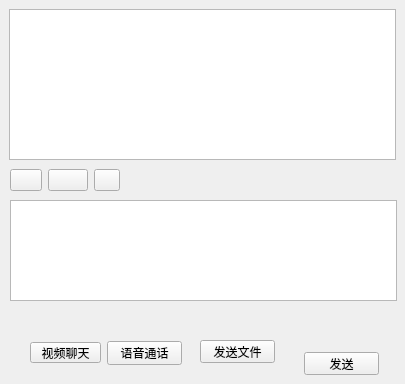
Old version of the form 小饼通信1.0/xiaoBcelin/chatdialog.ui in the repository LiuXiaoBinger/XBcannonball_depot001.
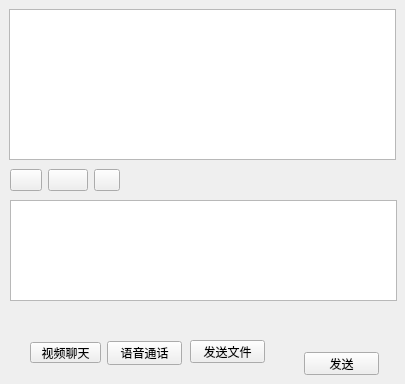
New version of the form. Icons and pictures are not drawn.

```diff
--- a/小饼通信1.0/xiaoBcelin/chatdialog.ui
+++ b/小饼通信1.0/xiaoBcelin/chatdialog.ui
@@ -159,7 +159,7 @@
   <widget class="QPushButton" name="pd_sendfile">
    <property name="geometry">
     <rect>
-     <x>200</x>
+     <x>190</x>
      <y>340</y>
      <width>75</width>
      <height>23</height>
```
